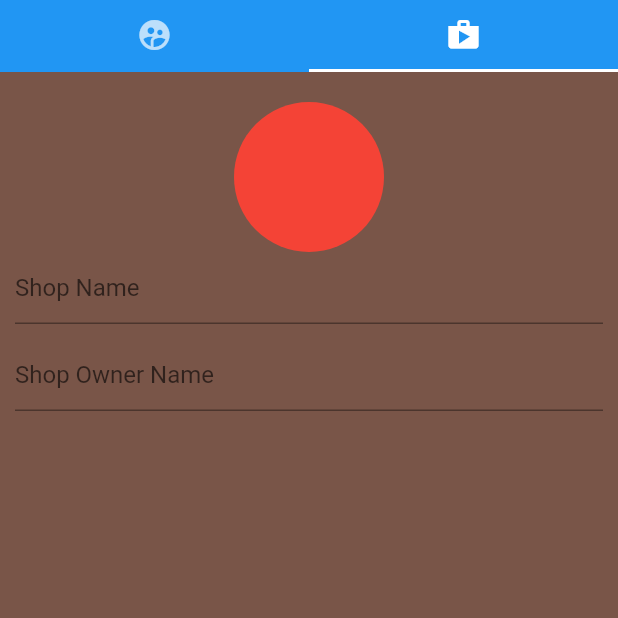
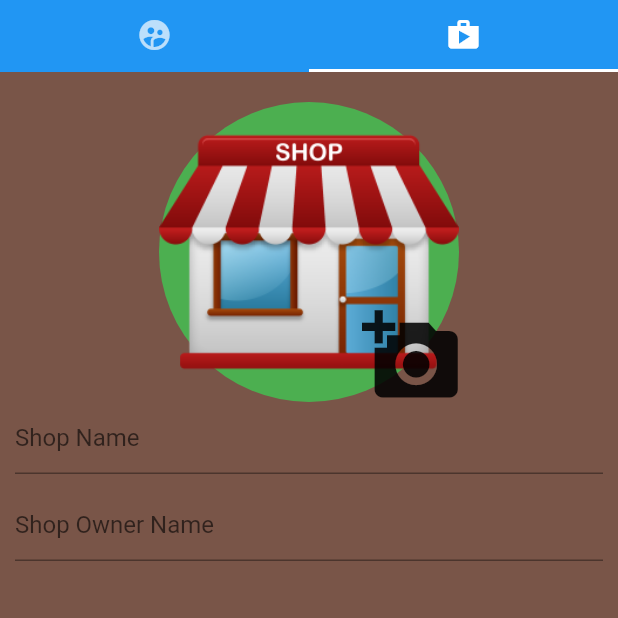
Before and after one commit to sasukeamjed/custom_claims_app, a Flutter app: the AddUserPage screen opened directly, tab 2 chosen, on a phone screen of 412 x 824 dp, the top half of it. Run offline on Flutter 3.47's test engine with Material 2 defaults, Android fonts, the phone set to English and light mode, and no system bars; our stand-ins replace cloud_functions, firebase_auth; accounts and stored records are empty.

Commit message:
adding image picker

```diff
--- a/lib/pages/admin_pages/add_admin_or_shop/add_shop_page.dart
+++ b/lib/pages/admin_pages/add_admin_or_shop/add_shop_page.dart
@@ -1,6 +1,9 @@
 import 'package:flutter/material.dart';
 
 class AddShopPage extends StatelessWidget {
+  double width = 200;
+  double height = 200;
+
   @override
   Widget build(BuildContext context) {
     print('Add Shop Page is Build');
@@ -11,26 +14,53 @@ class AddShopPage extends StatelessWidget {
           crossAxisAlignment: CrossAxisAlignment.center,
           children: <Widget>[
             Container(
-              width: 100,
-              height: 100,
-              decoration: BoxDecoration(
-                shape: BoxShape.circle,
-                color: Colors.red
+              width: width,
+              height: height,
+              child: Stack(
+                alignment: Alignment.bottomRight,
+                children: <Widget>[
+                  Container(
+                    width: width,
+                    height: height,
+                    decoration: BoxDecoration(
+                      color: Colors.green,
+                      shape: BoxShape.circle
+                    ),
+                    child: Center(
+                      child: Image.asset('assets/shop.png'),
+                    ),
+                  ),
+                  Positioned(
+                    bottom: -10,
+                    right: -10,
+                    child: Align(
+                      alignment: Alignment.bottomRight,
+                      child: Padding(
+                        padding: EdgeInsets.only(right:0.0, bottom: 0),
+                        child: IconButton(
+                          iconSize: width / 3,
+                          icon: Icon(Icons.add_a_photo),
+                          onPressed: (){},
+                        ),
+                      ),
+                    ),
+                  )
+                ],
               ),
             ),
             TextField(
               decoration: InputDecoration(
-                fillColor: Colors.white,
-                hintText: 'Shop Name'
-              ),
+                  fillColor: Colors.white, hintText: 'Shop Name'),
             ),
-            SizedBox(height: 10,),
+            SizedBox(
+              height: 10,
+            ),
             TextField(
-              decoration: InputDecoration(
-                  hintText: 'Shop Owner Name'
-              ),
+              decoration: InputDecoration(hintText: 'Shop Owner Name'),
             ),
-            SizedBox(height: 10,),
+            SizedBox(
+              height: 10,
+            ),
           ],
         ),
       ),
--- a/pubspec.yaml
+++ b/pubspec.yaml
@@ -27,6 +27,7 @@ dependencies:
   cloud_functions:
   provider:
   multi_image_picker:
+  image_picker: ^0.6.6+1
 
 dev_dependencies:
   flutter_test:
@@ -45,9 +46,8 @@ flutter:
   uses-material-design: true
 
   # To add assets to your application, add an assets section, like this:
-  # assets:
-  #  - images/a_dot_burr.jpeg
-  #  - images/a_dot_ham.jpeg
+  assets:
+    - assets/
 
   # An image asset can refer to one or more resolution-specific "variants", see
   # https://flutter.dev/assets-and-images/#resolution-aware.
```
Also changed, not shown: assets/shop.png (added), pubspec.lock.
